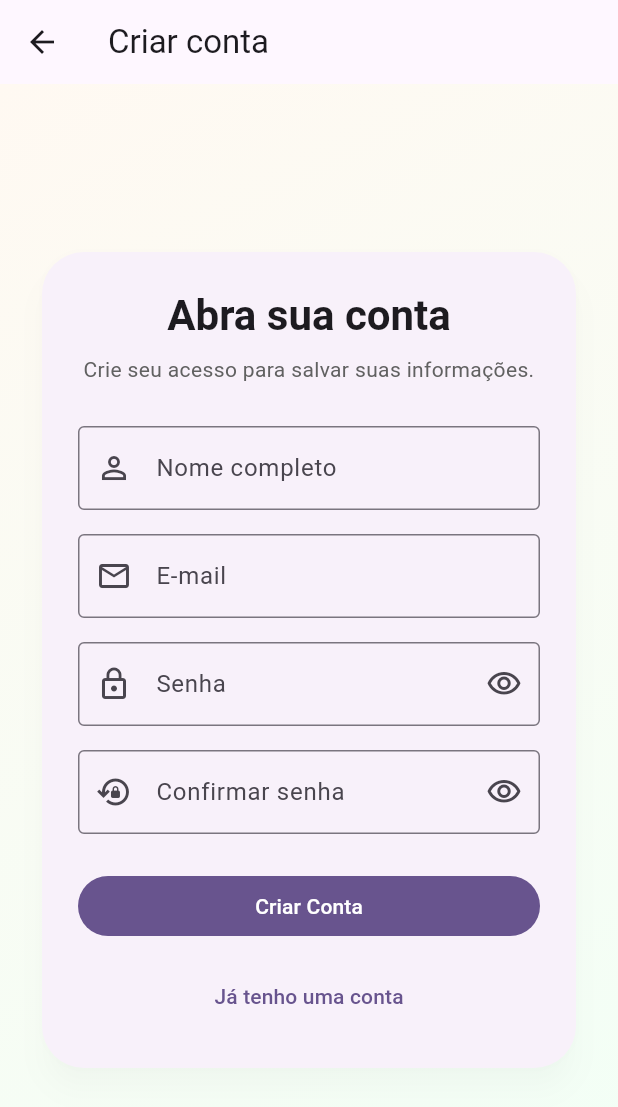
After one commit to milenafs/cinco-tigres-felizes, a Flutter app: the screen it shows after launch, after a tap on "Criar conta", on a phone screen of 412 x 824 dp. The commit adds this screen. Shown: the top 1107 px of the screen. Run offline on Flutter 3.47's test engine with Material 3 defaults, Android fonts, the phone set to English and light mode, and no system bars; our stand-ins replace cloud_firestore, firebase_auth, firebase_core, google_sign_in, shared_preferences; accounts and stored records are empty; network calls fail.

Commit message:
feat: Add login and sing up

```diff
--- /dev/null
+++ b/lib/features/auth/data/repositories/auth_repository.dart
@@ -0,0 +1,35 @@
+import 'package:firebase_auth/firebase_auth.dart';
+import '../services/auth_service.dart';
+
+/// Encapsula o serviço de autenticação e mantém a camada de dados isolada.
+class AuthRepository {
+  final AuthService _authService;
+
+  AuthRepository({AuthService? authService})
+    : _authService = authService ?? AuthService();
+
+  Future<UserCredential> signInWithGoogle() {
+    return _authService.signInWithGoogle();
+  }
+
+  Future<UserCredential> signUp({
+    required String name,
+    required String email,
+    required String password,
+  }) {
+    return _authService.signUp(name: name, email: email, password: password);
+  }
+
+  Future<UserCredential> signIn({
+    required String email,
+    required String password,
+  }) {
+    return _authService.signIn(email, password);
+  }
+
+  Future<void> signOut() => _authService.signOut();
+
+  User? get currentUser => _authService.currentUser;
+
+  Stream<User?> authStateChanges() => _authService.authStateChanges();
+}
--- /dev/null
+++ b/lib/features/auth/presentation/pages/login_page.dart
@@ -0,0 +1,196 @@
+import 'package:flutter/material.dart';
+import 'package:cinco_tigres_felizes/features/access/presentation/pages/home_page.dart';
+import 'package:cinco_tigres_felizes/features/auth/presentation/pages/sign_up_page.dart';
+import 'package:provider/provider.dart';
+import 'package:cinco_tigres_felizes/features/auth/providers/auth_provider.dart';
+
+class LoginPage extends StatefulWidget {
+  const LoginPage({super.key});
+
+  @override
+  State<LoginPage> createState() => _LoginPageState();
+}
+
+class _LoginPageState extends State<LoginPage> {
+  final TextEditingController _emailController = TextEditingController();
+  final TextEditingController _passwordController = TextEditingController();
+  bool _obscurePassword = true;
+
+  @override
+  void dispose() {
+    _emailController.dispose();
+    _passwordController.dispose();
+    super.dispose();
+  }
+
+  Future<void> _handleLogin() async {
+    final authProvider = context.read<AuthProvider>();
+
+    await authProvider.login(
+      email: _emailController.text.trim(),
+      password: _passwordController.text,
+    );
+
+    if (!mounted) return;
+
+    if (authProvider.currentUser != null) {
+      Navigator.of(
+        context,
+      ).pushReplacement(MaterialPageRoute(builder: (_) => const HomeScreen()));
+      return;
+    }
+
+    ScaffoldMessenger.of(context).showSnackBar(
+      SnackBar(
+        content: Text(
+          authProvider.errorMessage ?? "Não foi possível realizar o login.",
+        ),
+      ),
+    );
+  }
+
+  @override
+  Widget build(BuildContext context) {
+    return Scaffold(
+      body: Container(
+        decoration: const BoxDecoration(
+          gradient: LinearGradient(
+            colors: [Color(0xFFF7F6FF), Color(0xFFEAF4FF)],
+            begin: Alignment.topLeft,
+            end: Alignment.bottomRight,
+          ),
+        ),
+        child: SafeArea(
+          child: Center(
+            child: SingleChildScrollView(
+              padding: const EdgeInsets.all(24),
+              child: ConstrainedBox(
+                constraints: const BoxConstraints(maxWidth: 420),
+                child: Card(
+                  elevation: 8,
+                  shadowColor: Colors.black12,
+                  shape: RoundedRectangleBorder(
+                    borderRadius: BorderRadius.circular(28),
+                  ),
+                  child: Padding(
+                    padding: const EdgeInsets.all(24),
+                    child: Column(
+                      crossAxisAlignment: CrossAxisAlignment.stretch,
+                      children: [
+                        const Icon(
+                          Icons.health_and_safety,
+                          size: 56,
+                          color: Colors.deepPurple,
+                        ),
+                        const SizedBox(height: 16),
+                        Text(
+                          'Bem-vindo',
+                          textAlign: TextAlign.center,
+                          style: Theme.of(context).textTheme.headlineMedium
+                              ?.copyWith(fontWeight: FontWeight.w700),
+                        ),
+                        const SizedBox(height: 8),
+                        Text(
+                          'Entre para continuar no aplicativo.',
+                          textAlign: TextAlign.center,
+                          style: Theme.of(context).textTheme.bodyMedium
+                              ?.copyWith(color: Colors.grey.shade700),
+                        ),
+                        const SizedBox(height: 28),
+                        TextField(
+                          controller: _emailController,
+                          keyboardType: TextInputType.emailAddress,
+                          decoration: const InputDecoration(
+                            labelText: 'E-mail',
+                            prefixIcon: Icon(Icons.email_outlined),
+                            border: OutlineInputBorder(),
+                          ),
+                        ),
+                        const SizedBox(height: 16),
+                        TextField(
+                          controller: _passwordController,
+                          obscureText: _obscurePassword,
+                          decoration: InputDecoration(
+                            labelText: 'Senha',
+                            prefixIcon: const Icon(Icons.lock_outline),
+                            border: const OutlineInputBorder(),
+                            suffixIcon: IconButton(
+                              onPressed: () {
+                                setState(() {
+                                  _obscurePassword = !_obscurePassword;
+                                });
+                              },
+                              icon: Icon(
+                                _obscurePassword
+                                    ? Icons.visibility_outlined
+                                    : Icons.visibility_off_outlined,
+                              ),
+                            ),
+                          ),
+                        ),
+                        const SizedBox(height: 8),
+                        Consumer<AuthProvider>(
+                          builder: (_, auth, __) {
+                            return FilledButton(
+                              onPressed: auth.isLoading ? null : _handleLogin,
+                              child: auth.isLoading
+                                  ? const SizedBox(
+                                      width: 22,
+                                      height: 22,
+                                      child: CircularProgressIndicator(
+                                        strokeWidth: 2,
+                                      ),
+                                    )
+                                  : const Text("Entrar"),
+                            );
+                          },
+                        ),
+                        const SizedBox(height: 12),
+                        OutlinedButton.icon(
+                          icon: const Icon(Icons.g_mobiledata),
+                          label: const Text('Entrar com Google'),
+                          onPressed: () async {
+                            final auth = context.read<AuthProvider>();
+
+                            await auth.loginWithGoogle();
+
+                            if (!mounted) return;
+
+                            if (auth.currentUser != null) {
+                              Navigator.of(context).pushReplacement(
+                                MaterialPageRoute(
+                                  builder: (_) => const HomeScreen(),
+                                ),
+                              );
+                            }
+                          },
+                        ),
+                        const SizedBox(height: 16),
+                        OutlinedButton(
+                          onPressed: () {
+                            Navigator.of(context).push(
+                              MaterialPageRoute<void>(
+                                builder: (_) => const SignUpPage(),
+                              ),
+                            );
+                          },
+                          style: OutlinedButton.styleFrom(
+                            padding: const EdgeInsets.symmetric(vertical: 16),
+                            shape: RoundedRectangleBorder(
+                              borderRadius: BorderRadius.circular(16),
+                            ),
+                          ),
+                          child: const Text('Criar conta'),
+                        ),
+                      ],
+                    ),
+                  ),
+                ),
+              ),
+            ),
+          ),
+        ),
+      ),
+    );
+  }
+}
--- /dev/null
+++ b/lib/features/auth/presentation/pages/sign_up_page.dart
@@ -0,0 +1,211 @@
+import 'package:flutter/material.dart';
+import 'package:cinco_tigres_felizes/features/access/presentation/pages/home_page.dart';
+import 'package:cinco_tigres_felizes/features/auth/presentation/pages/login_page.dart';
+import 'package:provider/provider.dart';
+import 'package:cinco_tigres_felizes/features/auth/providers/auth_provider.dart';
+
+class SignUpPage extends StatefulWidget {
+  const SignUpPage({super.key});
+
+  @override
+  State<SignUpPage> createState() => _SignUpPageState();
+}
+
+class _SignUpPageState extends State<SignUpPage> {
+  final TextEditingController _nameController = TextEditingController();
+  final TextEditingController _emailController = TextEditingController();
+  final TextEditingController _passwordController = TextEditingController();
+  final TextEditingController _confirmPasswordController =
+      TextEditingController();
+  bool _obscurePassword = true;
+  bool _obscureConfirmPassword = true;
+
+  @override
+  void dispose() {
+    _nameController.dispose();
+    _emailController.dispose();
+    _passwordController.dispose();
+    _confirmPasswordController.dispose();
+    super.dispose();
+  }
+
+  Future<void> _handleCreateAccount() async {
+    if (_passwordController.text != _confirmPasswordController.text) {
+      ScaffoldMessenger.of(
+        context,
+      ).showSnackBar(const SnackBar(content: Text("As senhas não coincidem.")));
+      return;
+    }
+
+    final authProvider = context.read<AuthProvider>();
+
+    await authProvider.signUp(
+      name: _nameController.text.trim(),
+      email: _emailController.text.trim(),
+      password: _passwordController.text,
+    );
+
+    if (!mounted) return;
+
+    if (authProvider.currentUser != null) {
+      Navigator.of(
+        context,
+      ).pushReplacement(MaterialPageRoute(builder: (_) => const HomeScreen()));
+      return;
+    }
+
+    ScaffoldMessenger.of(context).showSnackBar(
+      SnackBar(
+        content: Text(
+          authProvider.errorMessage ?? "Não foi possível criar a conta.",
+        ),
+      ),
+    );
+  }
+
+  @override
+  Widget build(BuildContext context) {
+    return Scaffold(
+      appBar: AppBar(title: const Text('Criar conta')),
+      body: Container(
+        decoration: const BoxDecoration(
+          gradient: LinearGradient(
+            colors: [Color(0xFFFFF9F2), Color(0xFFF2FFF6)],
+            begin: Alignment.topLeft,
+            end: Alignment.bottomRight,
+          ),
+        ),
+        child: SafeArea(
+          child: Center(
+            child: SingleChildScrollView(
+              padding: const EdgeInsets.all(24),
+              child: ConstrainedBox(
+                constraints: const BoxConstraints(maxWidth: 420),
+                child: Card(
+                  elevation: 8,
+                  shadowColor: Colors.black12,
+                  shape: RoundedRectangleBorder(
+                    borderRadius: BorderRadius.circular(28),
+                  ),
+                  child: Padding(
+                    padding: const EdgeInsets.all(24),
+                    child: Column(
+                      crossAxisAlignment: CrossAxisAlignment.stretch,
+                      children: [
+                        Text(
+                          'Abra sua conta',
+                          textAlign: TextAlign.center,
+                          style: Theme.of(context).textTheme.headlineMedium
+                              ?.copyWith(fontWeight: FontWeight.w700),
+                        ),
+                        const SizedBox(height: 8),
+                        Text(
+                          'Crie seu acesso para salvar suas informações.',
+                          textAlign: TextAlign.center,
+                          style: Theme.of(context).textTheme.bodyMedium
+                              ?.copyWith(color: Colors.grey.shade700),
+                        ),
+                        const SizedBox(height: 28),
+                        TextField(
+                          controller: _nameController,
+                          decoration: const InputDecoration(
+                            labelText: 'Nome completo',
+                            prefixIcon: Icon(Icons.person_outline),
+                            border: OutlineInputBorder(),
+                          ),
+                        ),
+                        const SizedBox(height: 16),
+                        TextField(
+                          controller: _emailController,
+                          keyboardType: TextInputType.emailAddress,
+                          decoration: const InputDecoration(
+                            labelText: 'E-mail',
+                            prefixIcon: Icon(Icons.email_outlined),
+                            border: OutlineInputBorder(),
+                          ),
+                        ),
+                        const SizedBox(height: 16),
+                        TextField(
+                          controller: _passwordController,
+                          obscureText: _obscurePassword,
+                          decoration: InputDecoration(
+                            labelText: 'Senha',
+                            prefixIcon: const Icon(Icons.lock_outline),
+                            border: const OutlineInputBorder(),
+                            suffixIcon: IconButton(
+                              onPressed: () {
+                                setState(() {
+                                  _obscurePassword = !_obscurePassword;
+                                });
+                              },
+                              icon: Icon(
+                                _obscurePassword
+                                    ? Icons.visibility_outlined
+                                    : Icons.visibility_off_outlined,
+                              ),
+                            ),
+                          ),
+                        ),
+                        const SizedBox(height: 16),
+                        TextField(
+                          controller: _confirmPasswordController,
+                          obscureText: _obscureConfirmPassword,
+                          decoration: InputDecoration(
+                            labelText: 'Confirmar senha',
+                            prefixIcon: const Icon(Icons.lock_reset_outlined),
+                            border: const OutlineInputBorder(),
+                            suffixIcon: IconButton(
+                              onPressed: () {
+                                setState(() {
+                                  _obscureConfirmPassword =
+                                      !_obscureConfirmPassword;
+                                });
+                              },
+                              icon: Icon(
+                                _obscureConfirmPassword
+                                    ? Icons.visibility_outlined
+                                    : Icons.visibility_off_outlined,
+                              ),
+                            ),
+                          ),
+                        ),
+                        const SizedBox(height: 24),
+                        Consumer<AuthProvider>(
+                          builder: (_, auth, __) {
+                            return FilledButton(
+                              onPressed: auth.isLoading ? null : _handleCreateAccount,
+                              child: auth.isLoading
+                                  ? const SizedBox(
+                                      width: 22,
+                                      height: 22,
+                                      child: CircularProgressIndicator(
+                                        strokeWidth: 2,
+                                      ),
+                                    )
+                                  : const Text("Criar Conta"),
+                            );
+                          },
+                        ),
+                        const SizedBox(height: 12),
+                        TextButton(
+                          onPressed: () {
+                            Navigator.of(context).pushReplacement(
+                              MaterialPageRoute<void>(
+                                builder: (_) => const LoginPage(),
+                              ),
+                            );
+                          },
+                          child: const Text('Já tenho uma conta'),
+                        ),
+                      ],
+                    ),
+                  ),
+                ),
+              ),
+            ),
+          ),
+        ),
+      ),
+    );
+  }
+}
--- /dev/null
+++ b/lib/features/auth/providers/auth_provider.dart
@@ -0,0 +1,132 @@
+import 'dart:async';
+
+import 'package:firebase_auth/firebase_auth.dart';
+import 'package:flutter/foundation.dart';
+
+import '../data/repositories/auth_repository.dart';
+
+/// Controla o estado de autenticação para a interface sem acessar Firebase diretamente.
+class AuthProvider extends ChangeNotifier {
+  final AuthRepository _authRepository;
+  StreamSubscription<User?>? _authSubscription;
+
+  bool isLoading = false;
+  String? errorMessage;
+  User? currentUser;
+
+  AuthProvider({AuthRepository? authRepository})
+    : _authRepository = authRepository ?? AuthRepository() {
+    currentUser = _authRepository.currentUser;
+    _authSubscription = _authRepository.authStateChanges().listen((user) {
+      currentUser = user;
+      notifyListeners();
+    });
+  }
+
+  Future<void> loginWithGoogle() async {
+    _setLoading(true);
+    _clearError();
+
+    try {
+      final userCredential = await _authRepository.signInWithGoogle();
+
+      currentUser = userCredential.user;
+    } on FirebaseAuthException catch (e) {
+      errorMessage = e.message ?? 'Erro ao entrar com Google';
+    } catch (_) {
+      errorMessage = 'Não foi possível entrar com Google';
+    } finally {
+      _setLoading(false);
+    }
+  }
+
+  Future<void> login({required String email, required String password}) async {
+    _setLoading(true);
+    _clearError();
+
+    try {
+      await _authRepository.signIn(email: email, password: password);
+      currentUser = _authRepository.currentUser;
+    } on FirebaseAuthException catch (exception) {
+      errorMessage = exception.message ?? _fallbackMessage(exception.code);
+    } catch (_) {
+      errorMessage = 'Não foi possível fazer login.';
+    } finally {
+      _setLoading(false);
+    }
+  }
+
+  Future<void> signUp({
+    required String name,
+    required String email,
+    required String password,
+  }) async {
+    _setLoading(true);
+    _clearError();
+
+    try {
+      await _authRepository.signUp(
+        name: name,
+        email: email,
+        password: password,
+      );
+      currentUser = _authRepository.currentUser;
+    } on FirebaseAuthException catch (exception) {
+      errorMessage = exception.message ?? _fallbackMessage(exception.code);
+    } catch (_) {
+      errorMessage = 'Não foi possível criar a conta.';
+    } finally {
+      _setLoading(false);
+    }
+  }
+
+  Future<void> logout() async {
+    _setLoading(true);
+    _clearError();
+
+    try {
+      await _authRepository.signOut();
+      currentUser = null;
+    } on FirebaseAuthException catch (exception) {
+      errorMessage = exception.message ?? _fallbackMessage(exception.code);
+    } catch (_) {
+      errorMessage = 'Não foi possível sair da conta.';
+    } finally {
+      _setLoading(false);
+    }
+  }
+
+  void _setLoading(bool value) {
+    isLoading = value;
+    notifyListeners();
+  }
+
+  void _clearError() {
+    errorMessage = null;
+  }
+
+  String _fallbackMessage(String code) {
+    switch (code) {
+      case 'invalid-email':
+        return 'E-mail inválido.';
+      case 'user-not-found':
+        return 'Usuário não encontrado.';
+      case 'wrong-password':
+        return 'Senha incorreta.';
+      case 'email-already-in-use':
+        return 'Este e-mail já está em uso.';
+      case 'weak-password':
+        return 'A senha é muito fraca.';
+      case 'network-request-failed':
+        return 'Sem conexão com a internet.';
+      default:
+        return 'Ocorreu um erro de autenticação.';
+    }
+  }
+
+  @override
+  void dispose() {
+    _authSubscription?.cancel();
+    super.dispose();
+  }
+}
--- a/lib/main.dart
+++ b/lib/main.dart
@@ -1,21 +1,27 @@
 import 'package:flutter/material.dart';
-import 'package:cinco_tigres_felizes/features/access/presentation/pages/home_page.dart';
+import 'package:firebase_core/firebase_core.dart';
 import 'package:provider/provider.dart';
-import 'features/habits/services/hydration_service.dart';
+import 'firebase_options.dart';
+import 'package:cinco_tigres_felizes/features/auth/presentation/pages/login_page.dart';
+import 'package:cinco_tigres_felizes/features/auth/providers/auth_provider.dart';
+import 'package:cinco_tigres_felizes/features/habits/services/hydration_service.dart';
 import 'package:cinco_tigres_felizes/features/vaccines/data/repositories/vaccines_repository.dart';
 import 'package:cinco_tigres_felizes/features/vaccines/domain/repositories/i_vaccines_repository.dart';
 import 'package:cinco_tigres_felizes/features/vaccines/services/vaccine_service.dart';
 
-void main() {
+void main() async {
+  WidgetsFlutterBinding.ensureInitialized();
+
+  await Firebase.initializeApp(options: DefaultFirebaseOptions.currentPlatform);
+
   runApp(
     MultiProvider(
       providers: [
+        ChangeNotifierProvider(create: (_) => AuthProvider()),
         ChangeNotifierProvider(create: (context) => HidratacaoService()),
 
         // Substituir o ChangeNotifierProvider antigo por estes dois:
-        Provider<IVacinasRepository>(
-          create: (_) => VacinasRepository(),
-        ),
+        Provider<IVacinasRepository>(create: (_) => VacinasRepository()),
         ChangeNotifierProxyProvider<IVacinasRepository, VacinasService>(
           create: (ctx) => VacinasService(ctx.read<IVacinasRepository>()),
           update: (_, repo, previous) => previous ?? VacinasService(repo),
@@ -36,7 +42,7 @@ class MyApp extends StatelessWidget {
       theme: ThemeData(
         colorScheme: ColorScheme.fromSeed(seedColor: Colors.deepPurple),
       ),
-      home: const HomeScreen(),
+      home: const LoginPage(),
     );
   }
 }
--- a/pubspec.yaml
+++ b/pubspec.yaml
@@ -36,6 +36,10 @@ dependencies:
   cupertino_icons: ^1.0.8
   shared_preferences: ^2.5.5
   provider: ^6.1.5+1
+  firebase_core: ^4.11.0
+  cloud_firestore: ^6.6.0
+  firebase_auth: ^6.5.4
+  google_sign_in: ^7.2.0
 
 dev_dependencies:
   flutter_test:
```
Also changed, not shown: lib/features/auth/data/models/user_model.dart (added, +46 -0 lines), lib/features/auth/data/services/auth_service.dart (added, +102 -0 lines), firebase.json (added), lib/firebase_options.dart (added), pubspec.lock, 6 other files.
